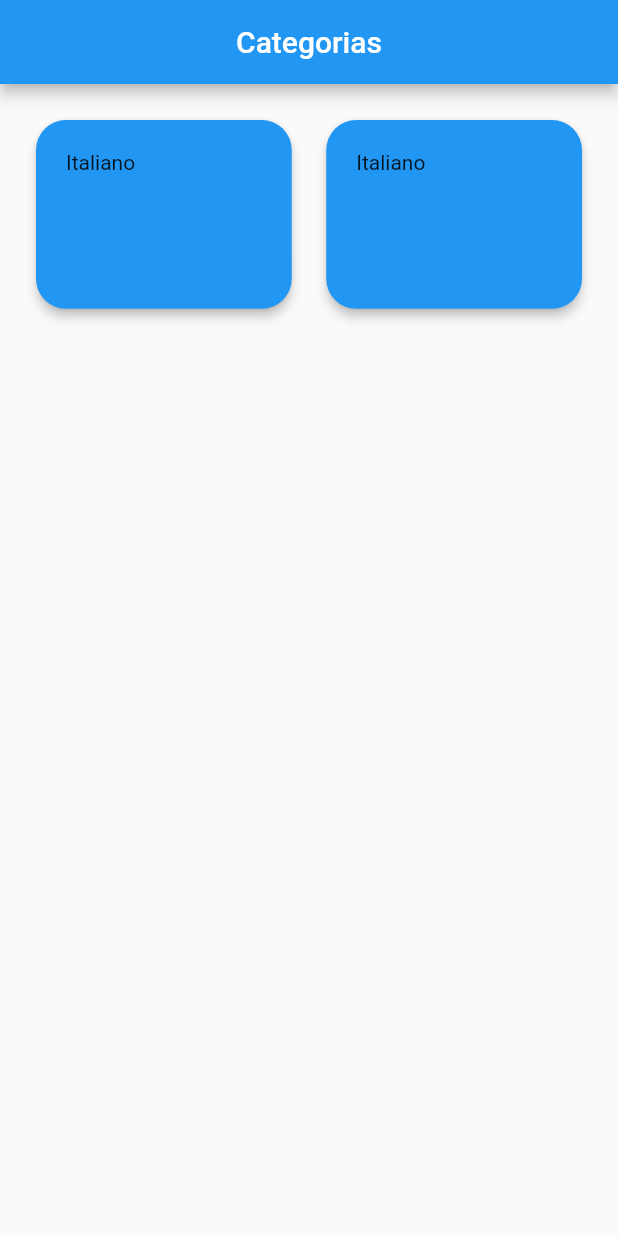
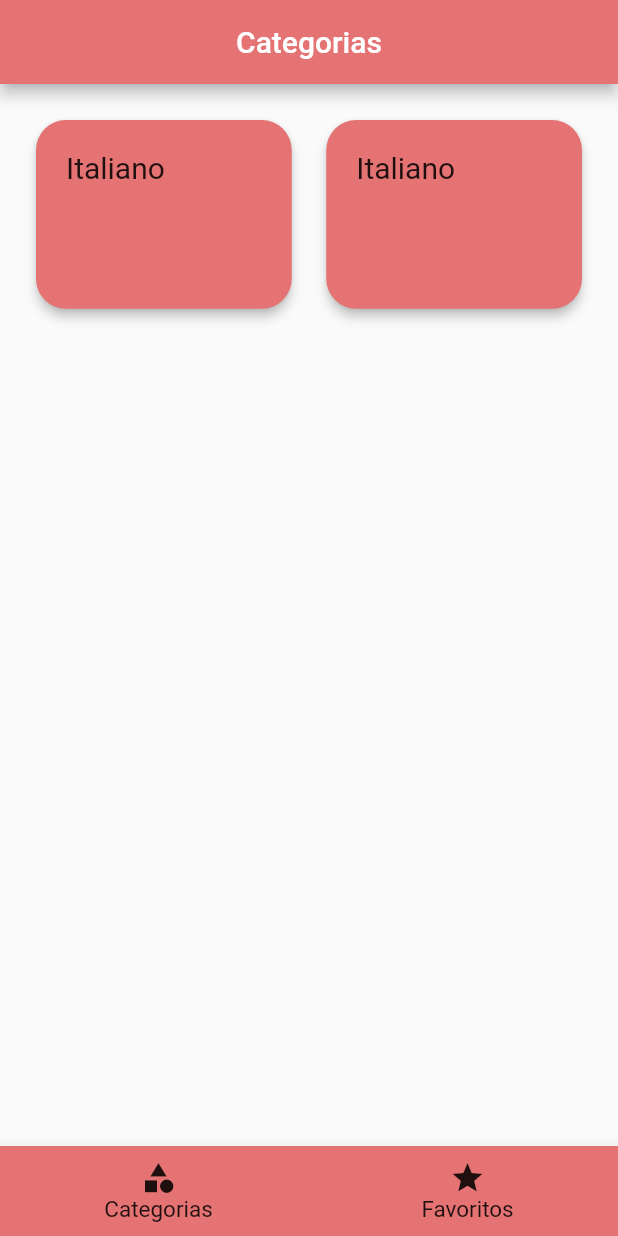
Before and after one commit to kiszewski/Meals, a Flutter app: the screen it shows after launch, on a phone screen of 412 x 824 dp. Run offline on Flutter 3.47's test engine with Material 2 defaults, Android fonts, the phone set to English and light mode, and no system bars.

Commit message:
bottom bar creation

```diff
--- /dev/null
+++ b/lib/components/bottom_bar.dart
@@ -0,0 +1,50 @@
+import 'package:flutter/material.dart';
+
+class BottomBar extends StatelessWidget {
+  @override
+  Widget build(BuildContext context) {
+    return BottomAppBar(
+            color: Theme.of(context).primaryColor,
+            child: Container(
+              height: 60,
+              child: Row(
+                mainAxisAlignment: MainAxisAlignment.spaceAround,
+                children: <Widget>[
+                  Column(
+                    mainAxisSize: MainAxisSize.min,
+                    children: <Widget>[
+                      IconButton(
+                        constraints: BoxConstraints.tight(Size(25, 25)),
+                        padding: EdgeInsets.all(0),
+                        icon: Icon(Icons.category),
+                        onPressed: () {},
+                      ),
+                      Text(
+                        'Categorias',
+                        style: TextStyle(fontSize: 15),
+                      )
+                    ],
+                  ),
+                  Column(
+                    mainAxisSize: MainAxisSize.min,
+                    mainAxisAlignment: MainAxisAlignment.center,
+                    children: <Widget>[
+                      IconButton(
+                        constraints: BoxConstraints.tight(Size(25, 25)),
+                        padding: EdgeInsets.all(0),
+                        icon: Icon(Icons.star),
+                        onPressed: () {},
+                      ),
+                      Text(
+                        'Favoritos',
+                        style: TextStyle(fontSize: 15),
+                      )
+                    ],
+                  ),
+                ],
+              ),
+            ),
+            shape: CircularNotchedRectangle(),
+          );
+  }
+}
--- a/lib/components/meal_categories_item.dart
+++ b/lib/components/meal_categories_item.dart
@@ -6,9 +6,14 @@ class MealCategoriesItem extends StatelessWidget {
     return Card(
       elevation: 3,
       child: Padding(
-        padding: EdgeInsets.all(20),
-        child: Text('Italiano')),
-      color: Colors.blue,
+          padding: EdgeInsets.all(20),
+          child: Text(
+            'Italiano',
+            style: TextStyle(
+              fontSize: 20
+            ),
+          )),
+      color: Theme.of(context).primaryColor,
       shape: RoundedRectangleBorder(borderRadius: BorderRadius.circular(20)),
     );
   }
--- a/lib/main.dart
+++ b/lib/main.dart
@@ -1,5 +1,6 @@
 import 'package:flutter/material.dart';
 import 'components/meal_categories_grid.dart';
+import 'components/bottom_bar.dart';
 
 void main() {
   runApp(MyApp());
@@ -14,13 +15,17 @@ class _MyAppState extends State<MyApp> {
   @override
   Widget build(BuildContext context) {
     return MaterialApp(
+      theme: ThemeData(
+        primaryColor: Colors.red[300],
+        accentColor: Colors.teal
+      ),
       home: Scaffold(
-        appBar: AppBar(
-          title: Text('Categorias'),
-          centerTitle: true,
-        ),
-        body: MealCategoriesGrid()
-      ),
+          appBar: AppBar(
+            title: Text('Categorias'),
+            centerTitle: true,
+          ),
+          body: MealCategoriesGrid(),
+          bottomNavigationBar: BottomBar()),
     );
   }
 }
```
